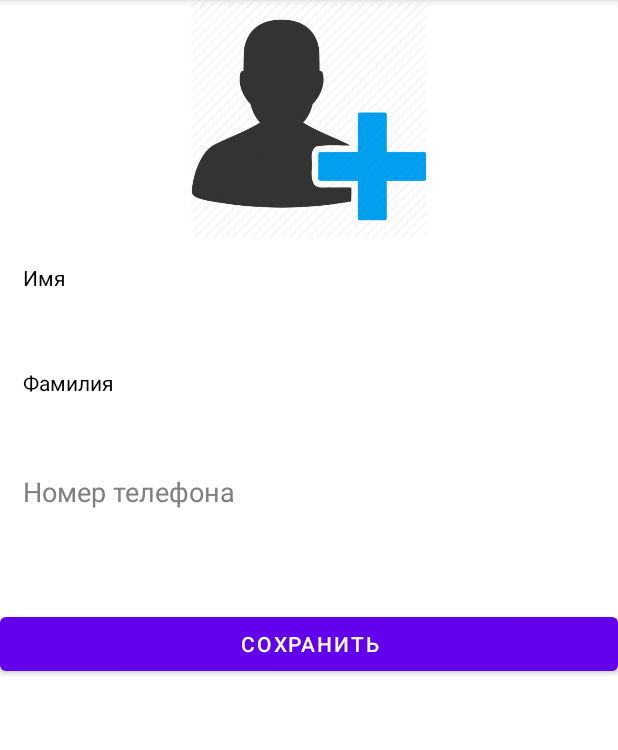
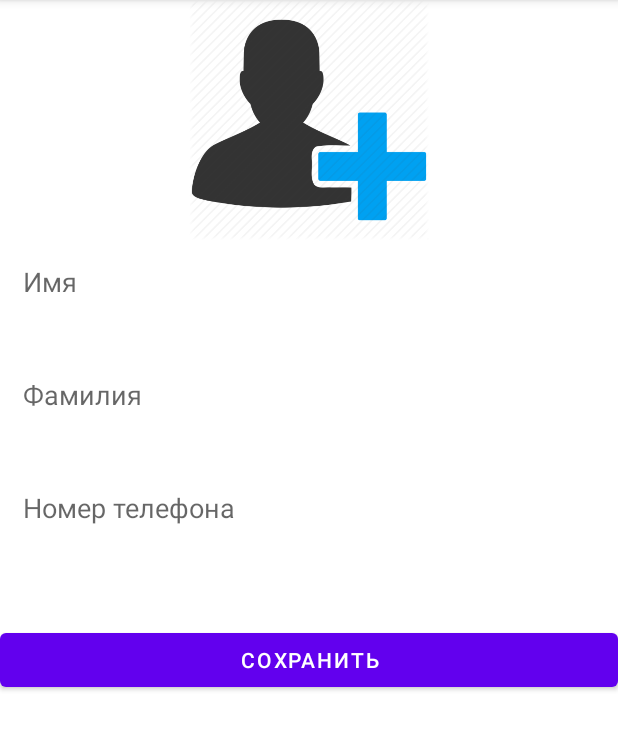
Before and after one commit to maxprof90/MyPhonebook, an Android app: the AddContact screen opened directly, with no data from a screen before it, on a phone screen of 412 x 824 dp, the part 84-834 px from its top. Run offline under Robolectric (Android 15) with nearby library versions, the phone set to English and light mode, and no system bars.

Commit message:
*fix activity_add_contact.xml *fix entry field

```diff
--- a/MyPhonebook/app/src/main/java/com/maxprof90/myphonebook/AddContact.java
+++ b/MyPhonebook/app/src/main/java/com/maxprof90/myphonebook/AddContact.java
@@ -3,8 +3,11 @@ package com.maxprof90.myphonebook;
 import androidx.appcompat.app.AppCompatActivity;
 
 import android.os.Bundle;
+import android.widget.EditText;
 
 public class AddContact extends AppCompatActivity {
+
+    EditText fname, lname, phone;
 
     @Override
     protected void onCreate(Bundle savedInstanceState) {
--- a/MyPhonebook/app/src/main/res/layout/activity_add_contact.xml
+++ b/MyPhonebook/app/src/main/res/layout/activity_add_contact.xml
@@ -20,23 +20,27 @@
                 android:contentDescription="@null"
                 app:srcCompat="@drawable/add_contact_icon_11" />
 
-            <TextView
+            <EditText
                 android:id="@+id/firstName"
                 android:layout_width="match_parent"
                 android:layout_height="wrap_content"
+                android:autofillHints="First name"
                 android:background="@color/design_default_color_on_primary"
+                android:hint="@string/firstName"
+                android:inputType="textPersonName"
                 android:padding="15dp"
-                android:text="@string/firstName"
                 android:textColor="@color/black" />
 
-            <TextView
+            <EditText
                 android:id="@+id/lastName"
                 android:layout_width="match_parent"
                 android:layout_height="wrap_content"
                 android:layout_marginTop="20dp"
+                android:autofillHints="Last name"
                 android:background="@color/design_default_color_on_primary"
+                android:hint="@string/lastName"
+                android:inputType="textPersonName"
                 android:padding="15dp"
-                android:text="@string/lastName"
                 android:textColor="@color/black" />
 
             <EditText
@@ -48,8 +52,10 @@
                 android:ems="10"
                 android:inputType="phone"
                 android:padding="15dp"
-                android:text="@string/phone"
-                android:textColor="@color/grey" />
+                android:hint="@string/phone"
+                android:textColor="@color/design_default_color_on_primary"
+                android:autofillHints="phone number"
+                tools:ignore="LabelFor" />
 
             <Button
                 android:id="@+id/btnSaveContact"
```
